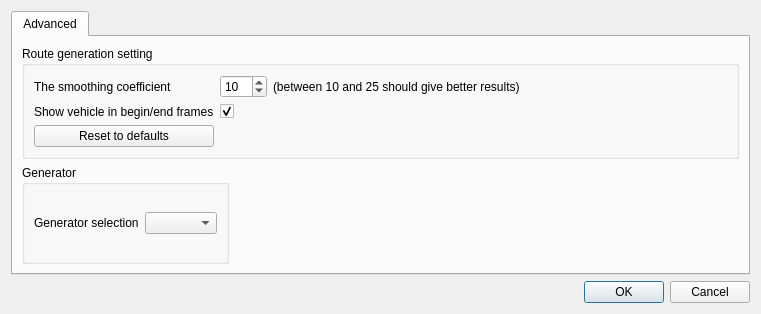
Before: the Qt Designer form src/settings.ui in michjans/routegen, drawn with Qt 5.
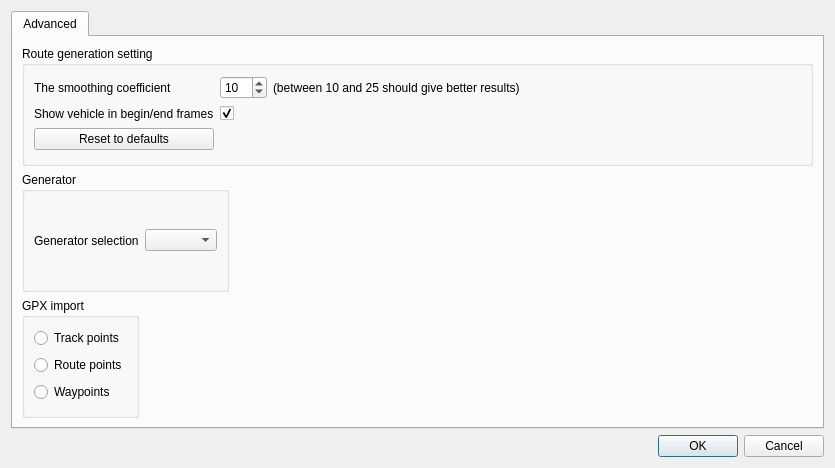
After: the same form once the commit is applied.

What changed in the file:
```diff
--- a/src/settings.ui
+++ b/src/settings.ui
@@ -6,8 +6,8 @@
    <rect>
     <x>0</x>
     <y>0</y>
-    <width>698</width>
-    <height>314</height>
+    <width>835</width>
+    <height>468</height>
    </rect>
   </property>
   <property name="windowTitle">
@@ -138,6 +138,45 @@
          </property>
         </spacer>
        </item>
+       <item row="2" column="0">
+        <widget class="QGroupBox" name="groupBox_3">
+         <property name="title">
+          <string>GPX import</string>
+         </property>
+         <layout class="QVBoxLayout" name="verticalLayout">
+          <item>
+           <widget class="QRadioButton" name="mTrkRB">
+            <property name="toolTip">
+             <string>Use track points to generate a route from GPX</string>
+            </property>
+            <property name="text">
+             <string>Track points</string>
+            </property>
+           </widget>
+          </item>
+          <item>
+           <widget class="QRadioButton" name="mRouteRB">
+            <property name="toolTip">
+             <string>Use route points to generate a route from GPX</string>
+            </property>
+            <property name="text">
+             <string>Route points</string>
+            </property>
+           </widget>
+          </item>
+          <item>
+           <widget class="QRadioButton" name="mWpRB">
+            <property name="toolTip">
+             <string>Use waypoints to generate a route from GPX</string>
+            </property>
+            <property name="text">
+             <string>Waypoints</string>
+            </property>
+           </widget>
+          </item>
+         </layout>
+        </widget>
+       </item>
       </layout>
       <zorder>groupBox</zorder>
       <zorder>groupBox_2</zorder>
```
Left out of the diff: 1 changed line with no effect on the pictures.
